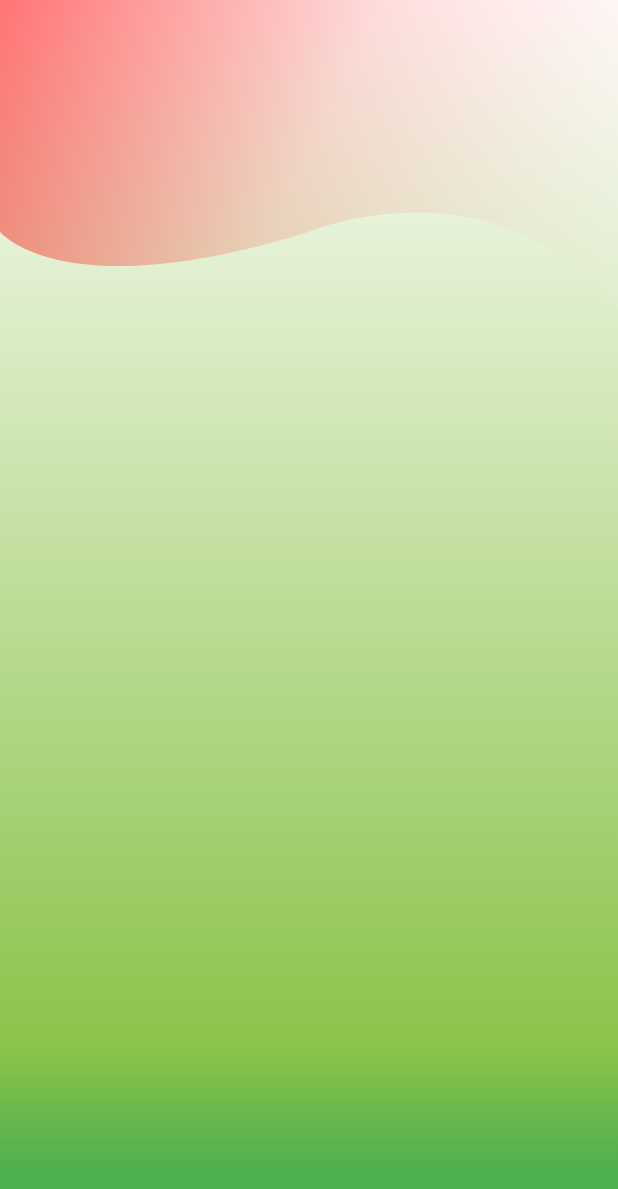
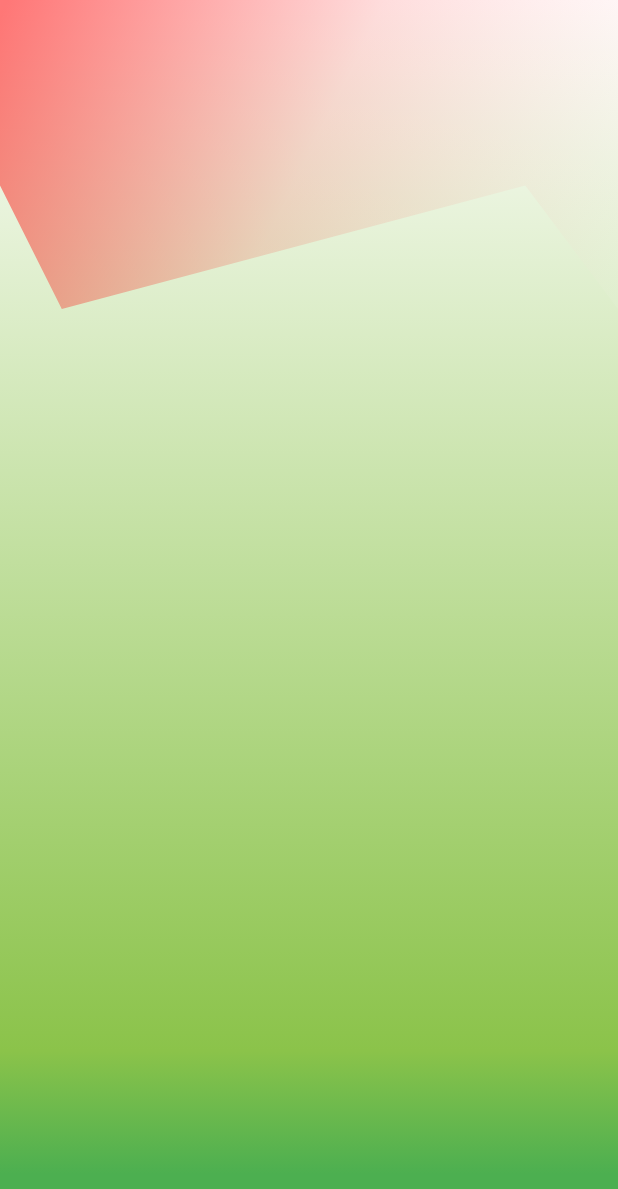
Before and after one commit to dev-bug2debug/sanjeevni_ui, a Flutter app: the screen it shows after launch, on a phone screen of 412 x 824 dp. Shown: the top 1189 px of the screen. Run offline on Flutter 3.47's test engine with Material 2 defaults, Android fonts, the phone set to English and light mode, and no system bars.

```diff
--- a/lab_webapp/lib/widgets/BackgroundLogin.dart
+++ b/lab_webapp/lib/widgets/BackgroundLogin.dart
@@ -42,12 +42,12 @@ class CustomClipPath extends CustomClipper<Path>{
   @override
   Path getClip(Size size) {
     Path path=Path();
-    path.lineTo(0, size.height*0.75);
-    path.cubicTo(0, size.height*0.75, size.width*0.1, size.height, size.width*0.5, size.height*0.75);
-    path.cubicTo(size.width*0.5, size.height*0.75, size.width*0.8, size.height*0.5, size.width, size.height);
-    //path.lineTo(size.width*0.15, size.height);
-    //path.lineTo(size.width*0.8, size.height*0.6);
-    //path.lineTo(size.width, size.height);
+    path.lineTo(0, size.height*0.6);
+    //path.cubicTo(0, size.height*0.45, size.width*0.2, size.height, size.width*0.35, size.height*0.5);
+    //path.cubicTo(size.width*0.5, size.height*0.75, size.width*0.8, size.height*0.5, size.width, size.height);
+    path.lineTo(size.width*0.1, size.height);
+    path.lineTo(size.width*0.85, size.height*0.6);
+    path.lineTo(size.width, size.height);
     path.lineTo(size.width, 0);
     return path;
   }
```
